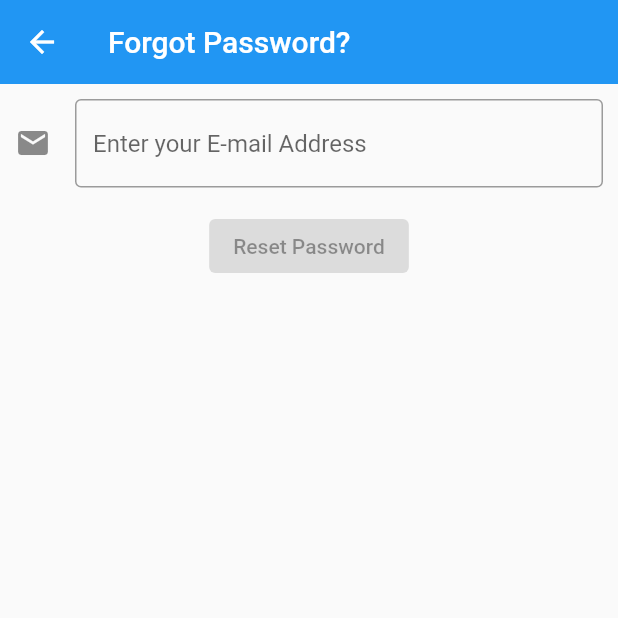
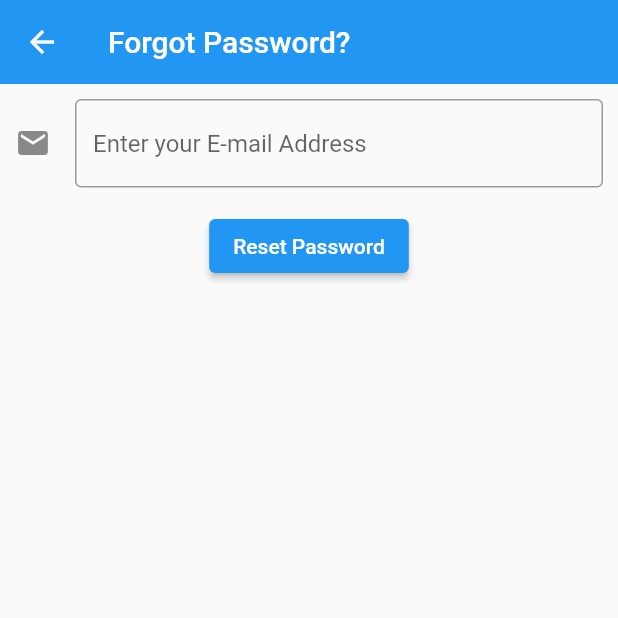
Before and after one commit to Luckingz/flutter-firebase-project, a Flutter app: the ForgotPassword screen opened directly, on a phone screen of 412 x 824 dp, the top half of it. Run offline on Flutter 3.47's test engine with Material 2 defaults, Android fonts, the phone set to English and light mode, and no system bars; our stand-ins replace firebase_auth, firebase_core; accounts and stored records are empty.

Commit message:
Password Reset Page Created

```diff
--- a/lib/ForgotPassword.dart
+++ b/lib/ForgotPassword.dart
@@ -1,4 +1,6 @@
 import 'package:flutter/material.dart';
+import 'package:firebase_auth/firebase_auth.dart';
+import 'package:firebase_core/firebase_core.dart';
 
 class ForgotPassword extends StatefulWidget {
   const ForgotPassword({super.key});
@@ -8,6 +10,21 @@ class ForgotPassword extends StatefulWidget {
 }
 
 class _ForgotPasswordState extends State<ForgotPassword> {
+
+  late final TextEditingController _email;
+
+  @override
+  void initState() {
+    _email = TextEditingController();// TODO: implement initState
+    super.initState();
+  }
+
+  @override
+  void dispose() {
+    _email.dispose();// TODO: implement dispose
+    super.dispose();
+  }
+
   @override
   Widget build(BuildContext context) {
     return Scaffold(
@@ -15,12 +32,19 @@ class _ForgotPasswordState extends State<ForgotPassword> {
         title: Text('Forgot Password?'),
         elevation: 0,
       ),
-      body: Container(
+      body: FutureBuilder(
+        future: Firebase.initializeApp(),
+        builder: (context, snapshot) {
+          switch (snapshot.connectionState) {
+            case ConnectionState.done:
+              return Container(
                 child: Padding(
                     padding: const EdgeInsets.all(10.0),
                     child: Column(
                       children: [
                         TextField(
+                          controller: _email,
+                          keyboardType: TextInputType.emailAddress,
                           decoration: InputDecoration(
                             alignLabelWithHint: true,
                             hintText: 'Enter your E-mail Address',
@@ -32,10 +56,19 @@ class _ForgotPasswordState extends State<ForgotPassword> {
                         SizedBox(
                           height: 15,
                         ),
-              ElevatedButton(onPressed: null, child: Text('Reset Password'))
+                        ElevatedButton(onPressed: () async {
+                          final email = _email.text;
+                          await FirebaseAuth.instance.sendPasswordResetEmail(
+                              email: email);
+                        }, child: Text('Reset Password'))
                       ],
                     )
                 ),
+              );
+            default:
+              return Text('Loading...');
+          }
+        }
       )
     );
   }
--- a/lib/Login.dart
+++ b/lib/Login.dart
@@ -84,7 +84,7 @@ class _LoginState extends State<Login> {
                         ElevatedButton(onPressed: () async {
                           final email = _email.text;
                           final password = _password.text;
-                          final userCredential = await FirebaseAuth.instance.createUserWithEmailAndPassword(email: email, password: password);
+                          final userCredential = await FirebaseAuth.instance.signInWithEmailAndPassword(email: email, password: password);
                         }, child: Text('Login')),
                         Row(
                           children: [
--- a/lib/main.dart
+++ b/lib/main.dart
@@ -1,8 +1,10 @@
 import 'package:flutter/material.dart';
 import 'package:firebase_core/firebase_core.dart';
 import 'package:firebase_auth/firebase_auth.dart';
+import 'package:untitled/ForgotPassword.dart';
 import 'package:untitled/Login.dart';
-import 'Register.dart';
+import 'package:untitled/Register.dart';
+import 'package:untitled/PasswordReset.dart';
 
 Future<void> main() async {
   WidgetsFlutterBinding.ensureInitialized();
@@ -16,7 +18,7 @@ class MyApp extends StatelessWidget {
   @override
   Widget build(BuildContext context) {
     return MaterialApp(
-      home: Register(),
+      home: Login(),
     );
   }
 }
```
Lines whose indentation alone changed are shown as unchanged.
